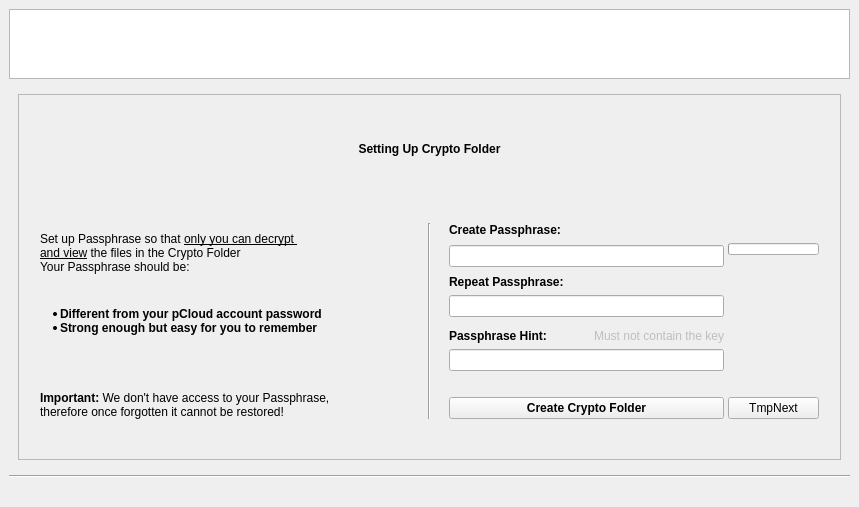
Qt form pcloudwindow.ui (pcloudcom/psyncgui) before a commit.
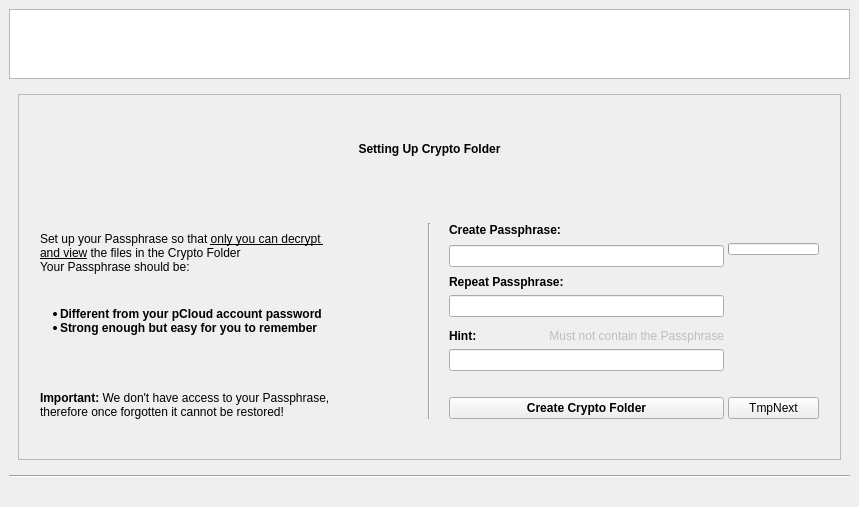
The same form after that commit. The open tabs and pages were chosen to show the change. Icons and pictures are not drawn.

Patch:
```diff
--- a/pcloudwindow.ui
+++ b/pcloudwindow.ui
@@ -1485,7 +1485,7 @@
                      <item>
                       <widget class="QLabel" name="label_24">
                        <property name="text">
-                        <string>&lt;html&gt;&lt;head/&gt;&lt;body&gt;&lt;p&gt;Set up Passphrase so that &lt;span style=&quot; text-decoration: underline;&quot;&gt;only you can decrypt &lt;/span&gt;&lt;br/&gt;&lt;span style=&quot; text-decoration: underline;&quot;&gt;and view&lt;/span&gt; the files in the Crypto Folder&lt;br/&gt;Your Passphrase should be: &lt;/p&gt;&lt;/body&gt;&lt;/html&gt;</string>
+                        <string>&lt;html&gt;&lt;head/&gt;&lt;body&gt;&lt;p&gt;Set up your Passphrase so that &lt;span style=&quot; text-decoration: underline;&quot;&gt;only you can decrypt &lt;/span&gt;&lt;br/&gt;&lt;span style=&quot; text-decoration: underline;&quot;&gt;and view&lt;/span&gt; the files in the Crypto Folder&lt;br/&gt;Your Passphrase should be: &lt;/p&gt;&lt;/body&gt;&lt;/html&gt;</string>
                        </property>
                       </widget>
                      </item>
@@ -1654,7 +1654,7 @@
                        <item>
                         <widget class="QLabel" name="label_20">
                          <property name="text">
-                          <string>&lt;html&gt;&lt;head/&gt;&lt;body&gt;&lt;p&gt;&lt;span style=&quot; font-weight:600;&quot;&gt;Passphrase Hint:&lt;/span&gt;&lt;/p&gt;&lt;/body&gt;&lt;/html&gt;</string>
+                          <string>&lt;html&gt;&lt;head/&gt;&lt;body&gt;&lt;p&gt;&lt;span style=&quot; font-weight:600;&quot;&gt;Hint:&lt;/span&gt;&lt;/p&gt;&lt;/body&gt;&lt;/html&gt;</string>
                          </property>
                          <property name="alignment">
                           <set>Qt::AlignBottom|Qt::AlignLeading|Qt::AlignLeft</set>
@@ -1680,7 +1680,7 @@
                           <bool>false</bool>
                          </property>
                          <property name="text">
-                          <string>Must not contain the key</string>
+                          <string>&lt;html&gt;&lt;head/&gt;&lt;body&gt;&lt;p&gt;Must not contain the Passphrase&lt;/p&gt;&lt;/body&gt;&lt;/html&gt;</string>
                          </property>
                          <property name="alignment">
                           <set>Qt::AlignBottom|Qt::AlignRight|Qt::AlignTrailing</set>
```
Left out of the diff: 6 changed lines with no effect on the pictures.
